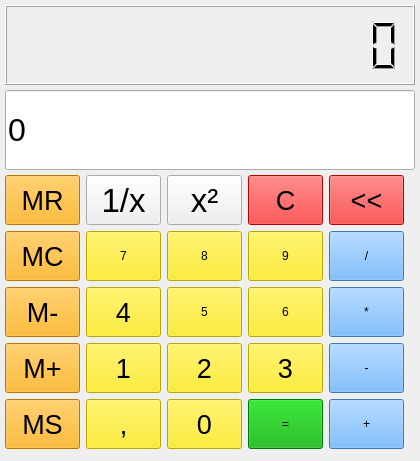
This is MainWindow.ui in Beziu/Calculator as Qt 5 draws it before an edit. The edited form follows.
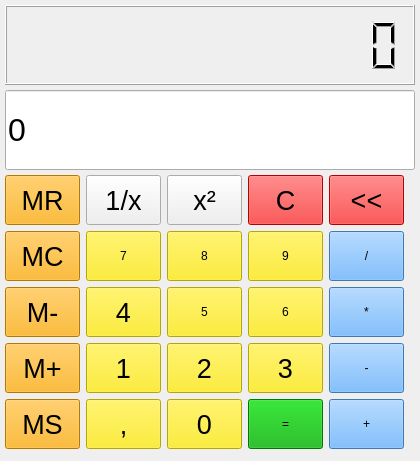
This is the edited form.

The edit to the form file:
```diff
--- a/MainWindow.ui
+++ b/MainWindow.ui
@@ -93,7 +93,7 @@
      <bool>true</bool>
     </property>
    </widget>
-   <widget class="QWidget" name="">
+   <widget class="QWidget" name="layoutWidget">
     <property name="geometry">
      <rect>
       <x>5</x>
@@ -858,7 +858,7 @@
        </property>
        <property name="font">
         <font>
-         <pointsize>25</pointsize>
+         <pointsize>20</pointsize>
         </font>
        </property>
        <property name="autoFillBackground">
@@ -946,7 +946,7 @@
        </property>
        <property name="font">
         <font>
-         <pointsize>25</pointsize>
+         <pointsize>20</pointsize>
         </font>
        </property>
        <property name="autoFillBackground">
```
Left out of the diff: 2 changed lines with no effect on the pictures.
